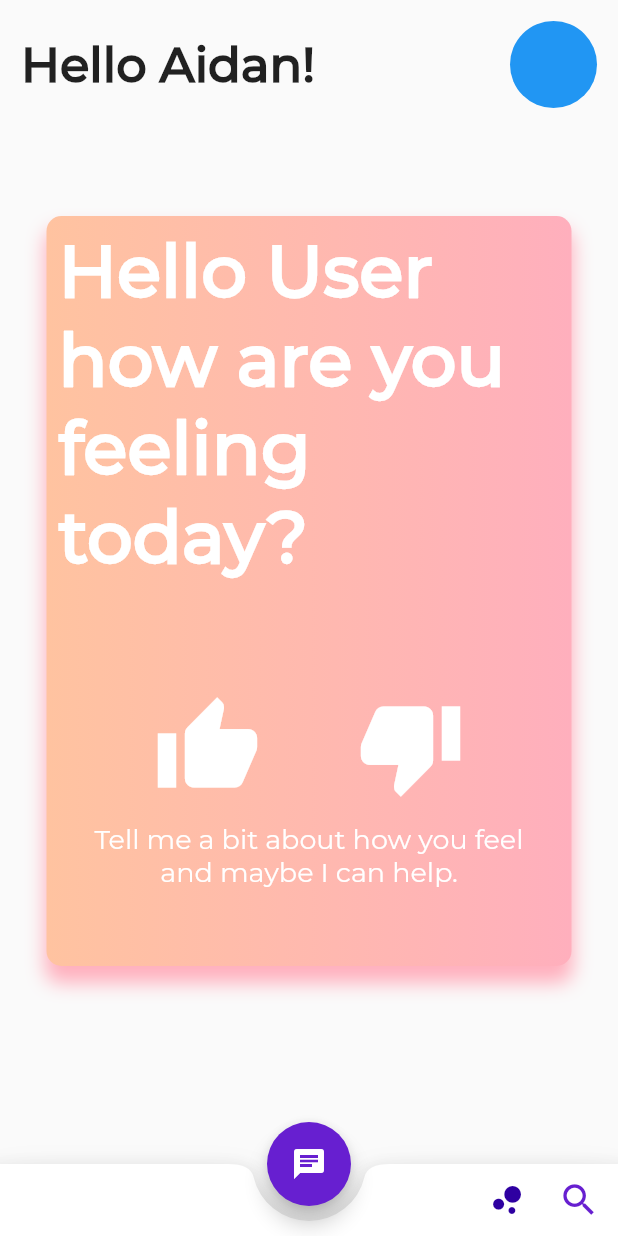
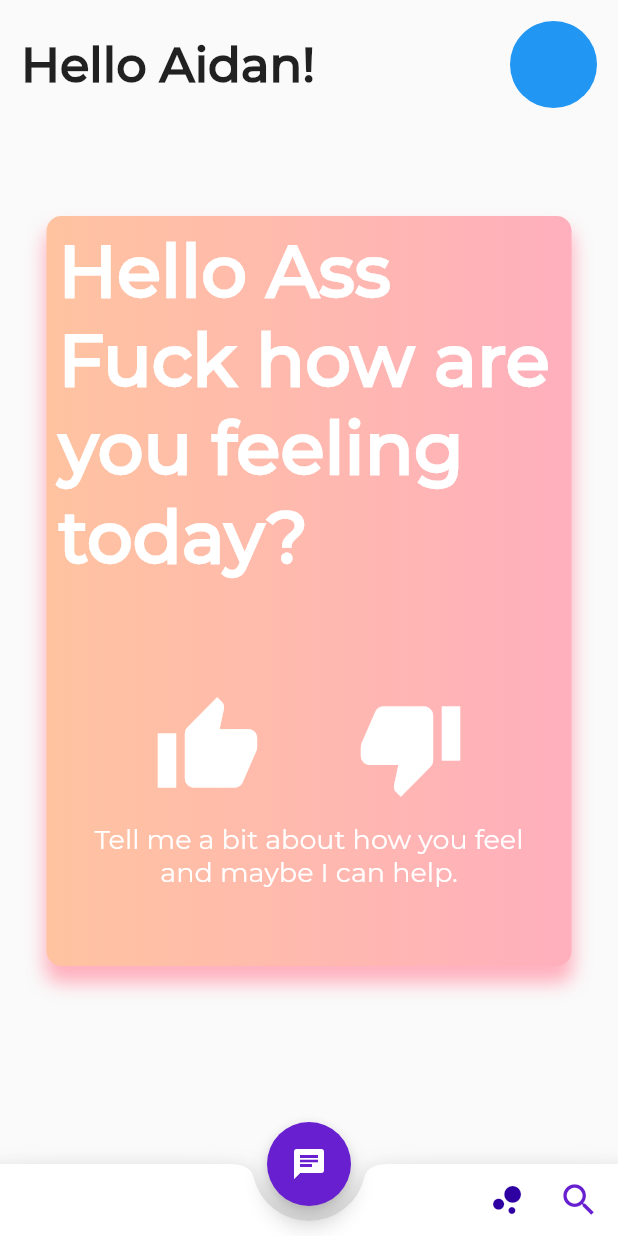
Before and after one commit to KickedDroid/amber, a Flutter app: the screen it shows once a user with an empty profile is signed in, after a tap on the "search" icon, on a phone screen of 412 x 824 dp. Run offline on Flutter 3.47's test engine with Material 2 defaults, Android fonts, the phone set to English and light mode, and no system bars; our stand-ins replace animated_text_kit, firebase_auth, flutter_spinkit, google_sign_in, sembast; missing offline and left inert: intro_views_flutter; accounts and stored records are empty; network calls fail.

Commit message:
Sembast Databse
Database model and state

```diff
--- /dev/null
+++ b/lib/Screens/DB.dart
@@ -0,0 +1,45 @@
+import 'dart:io';
+import 'dart:async';
+import 'package:path/path.dart';
+import 'package:sembast/sembast.dart';
+import 'package:sembast/sembast_io.dart';
+import 'package:scoped_model/scoped_model.dart';
+
+// File path to a file in the same directory than the current script
+String dbPath = join(dirname(Platform.script.toFilePath()), "sample.db");
+DatabaseFactory dbFactory = databaseFactoryIo;
+
+// We use the database factory to open the database
+
+
+Future dataBase() async {
+  Database db = await dbFactory.openDatabase(dbPath);
+}
+
+class DbModel extends Model {
+  String _title = '';
+
+  String get title => _title;
+  String _user = 'n';
+
+  String get user => _user;
+
+  Future putMethod(String value, String key) async {
+    Database db = await dbFactory.openDatabase(dbPath);
+    await db.put('$value', '$key');
+    String title = await db.get('title') as String;
+    _title = title;
+
+    notifyListeners();
+  }
+
+  Future setMethod(String value) async {
+
+
+    _user = value;
+
+    notifyListeners();
+  }
+
+
+}
--- a/lib/Screens/Homescreen.dart
+++ b/lib/Screens/Homescreen.dart
@@ -5,6 +5,8 @@ import 'package:animated_text_kit/animated_text_kit.dart';
 import 'ChatScreen.dart';
 import 'package:firebase_auth/firebase_auth.dart';
 import 'package:google_sign_in/google_sign_in.dart';
+import 'package:scoped_model/scoped_model.dart';
+import './DB.dart';
 
 class Homescreen extends StatelessWidget {
   static const fontFam = 'Montserrat';
@@ -14,9 +16,12 @@ class Homescreen extends StatelessWidget {
   final Color prim2 = new Color(0xFF2e00a1);
   final Color sec2 = new Color(0xFFFF1D61);
 
+
   @override
   Widget build(BuildContext context) {
-    return new Scaffold(
+    return ScopedModel<DbModel>(
+      model: DbModel(),
+          child: new Scaffold(
         backgroundColor: Colors.indigo[10],
         floatingActionButton: new FloatingActionButton(
           onPressed: () {
@@ -49,12 +54,16 @@ class Homescreen extends StatelessWidget {
                   );
                 },
               ),
-            new IconButton(
+              ScopedModelDescendant<DbModel>(
+                builder: (context, child, model){
+                            return new IconButton(
                   icon: Icon(Icons.search),
                   color: prim1,
                   iconSize: 28.0,
                   alignment: Alignment.centerLeft,
-              onPressed: () => {},
+                  onPressed: () => model.setMethod('Ass Fuck'),
+                );
+                }
               ),
             ],
           ),
@@ -116,17 +125,21 @@ class Homescreen extends StatelessWidget {
                               new SizedBox(
                                 height: 260,
                                 width: 350,
-                              child: new TypewriterAnimatedTextKit(
-                                isRepeatingAnimation: true,
+                                child: ScopedModelDescendant<DbModel>(
+                                  builder: (context, child, model) {
+                                                                  return new TypewriterAnimatedTextKit(
+                                    isRepeatingAnimation: false,
                                     duration: Duration(seconds: 10),
                                     text: [
-                                  "Hello User how are you feeling today?",
+                                      "Hello ${model.user} how are you feeling today?",
                                     ],
                                     textStyle: TextStyle(
                                         fontSize: 48.0,
                                         color: Colors.white,
                                         fontWeight: FontWeight.bold,
                                         fontFamily: 'Montserrat'),
+                                  );
+                                  }
                                 ),
                               ),
                               new SizedBox(
@@ -172,6 +185,7 @@ class Homescreen extends StatelessWidget {
             ),
           ),
         ]),
+      ),
     );
   }
 }
--- a/lib/main.dart
+++ b/lib/main.dart
@@ -1,5 +1,7 @@
+import 'package:aiapp/Screens/DB.dart';
 import 'package:flutter/material.dart';
 import 'package:flutter/services.dart';
+import 'package:sembast/sembast.dart';
 import './Screens/Homescreen.dart';
 import 'package:async/async.dart';
 import 'package:intro_views_flutter/Models/page_view_model.dart';
@@ -8,14 +10,13 @@ import 'package:firebase_auth/firebase_auth.dart';
 import 'package:google_sign_in/google_sign_in.dart';
 import './Screens/IntroPages.dart';
 import 'package:flutter_spinkit/flutter_spinkit.dart';
-import 'package:splashscreen/splashscreen.dart';
-import 'dart:io';
-import 'dart:ui';
 
 final FirebaseAuth _auth = FirebaseAuth.instance;
 final GoogleSignIn googleSignIn = GoogleSignIn();
 
-void main() => runApp(new MyApp());
+void main() {
+  runApp(new MyApp());
+}
 
 class MyApp extends StatelessWidget {
   // This widget is the root of your application.
--- a/pubspec.yaml
+++ b/pubspec.yaml
@@ -25,6 +25,7 @@ dependencies:
   google_sign_in: ^3.2.4
   flutter_spinkit: "^3.0.0"
   splashscreen: ^1.1.0
+  sembast: ^1.12.0+1
 
   # The following adds the Cupertino Icons font to your application.
   # Use with the CupertinoIcons class for iOS style icons.
```
Also changed, not shown: lib/Screens/ChatScreen.dart (+9 -2 lines), pubspec.lock. Lines whose indentation alone changed are shown as unchanged.
